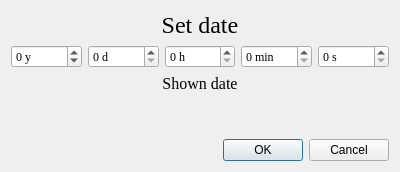
Old version of the form setdate.ui in the repository HTalarmo/dnd-calendar.
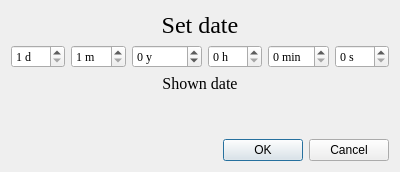
New version of the form.

The edit to the form file:
```diff
--- a/setdate.ui
+++ b/setdate.ui
@@ -32,8 +32,59 @@
    </item>
    <item>
     <layout class="QHBoxLayout" name="horizontalLayout_2">
+     <item>
+      <widget class="QSpinBox" name="day_box">
+       <property name="minimumSize">
+        <size>
+         <width>0</width>
+         <height>0</height>
+        </size>
+       </property>
+       <property name="font">
+        <font>
+         <family>Georgia</family>
+        </font>
+       </property>
+       <property name="suffix">
+        <string> d</string>
+       </property>
+       <property name="minimum">
+        <number>1</number>
+       </property>
+       <property name="maximum">
+        <number>303</number>
+       </property>
+      </widget>
+     </item>
+     <item>
+      <widget class="QSpinBox" name="month_box">
+       <property name="minimumSize">
+        <size>
+         <width>0</width>
+         <height>0</height>
+        </size>
+       </property>
+       <property name="font">
+        <font>
+         <family>Georgia</family>
+        </font>
+       </property>
+       <property name="suffix">
+        <string> m</string>
+       </property>
+       <property name="minimum">
+        <number>1</number>
+       </property>
+      </widget>
+     </item>
      <item>
       <widget class="QSpinBox" name="year_box">
+       <property name="minimumSize">
+        <size>
+         <width>0</width>
+         <height>0</height>
+        </size>
+       </property>
        <property name="font">
         <font>
          <family>Georgia</family>
@@ -50,23 +101,14 @@
        </property>
       </widget>
      </item>
-     <item>
-      <widget class="QSpinBox" name="day_box">
-       <property name="font">
-        <font>
-         <family>Georgia</family>
-        </font>
-       </property>
-       <property name="suffix">
-        <string> d</string>
-       </property>
-       <property name="maximum">
-        <number>303</number>
-       </property>
-      </widget>
-     </item>
      <item>
       <widget class="QSpinBox" name="hour_box">
+       <property name="minimumSize">
+        <size>
+         <width>0</width>
+         <height>0</height>
+        </size>
+       </property>
        <property name="font">
         <font>
          <family>Georgia</family>
@@ -82,6 +124,12 @@
      </item>
      <item>
       <widget class="QSpinBox" name="minute_box">
+       <property name="minimumSize">
+        <size>
+         <width>0</width>
+         <height>0</height>
+        </size>
+       </property>
        <property name="font">
         <font>
          <family>Georgia</family>
@@ -97,6 +145,12 @@
      </item>
      <item>
       <widget class="QSpinBox" name="second_box">
+       <property name="minimumSize">
+        <size>
+         <width>0</width>
+         <height>0</height>
+        </size>
+       </property>
        <property name="font">
         <font>
          <family>Georgia</family>
```
